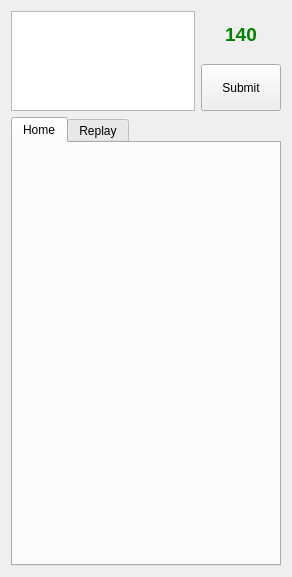
Qt form src/mainwindow_base.ui (mtux/choqok-old) before a commit.
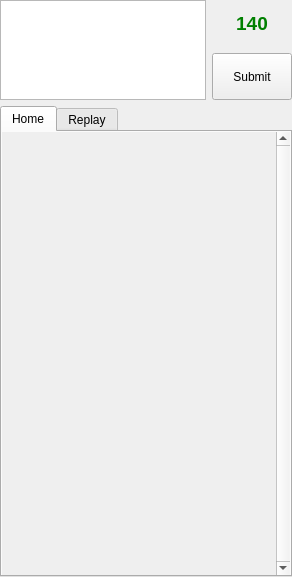
The same form after that commit. Custom widgets are drawn as their Qt base class.

Diff of the .ui file:
```diff
--- a/src/mainwindow_base.ui
+++ b/src/mainwindow_base.ui
@@ -9,6 +9,12 @@
     <height>577</height>
    </rect>
   </property>
+  <property name="sizePolicy" >
+   <sizepolicy vsizetype="Fixed" hsizetype="Preferred" >
+    <horstretch>0</horstretch>
+    <verstretch>0</verstretch>
+   </sizepolicy>
+  </property>
   <property name="windowTitle" >
    <string>kapp4_base</string>
   </property>
@@ -16,10 +22,13 @@
    <bool>true</bool>
   </property>
   <layout class="QGridLayout" name="gridLayout_2" >
+   <property name="margin" >
+    <number>0</number>
+   </property>
    <item row="1" column="0" >
     <widget class="KTabWidget" name="tabs" >
      <property name="sizePolicy" >
-      <sizepolicy vsizetype="MinimumExpanding" hsizetype="Expanding" >
+      <sizepolicy vsizetype="Expanding" hsizetype="Expanding" >
        <horstretch>0</horstretch>
        <verstretch>0</verstretch>
       </sizepolicy>
@@ -37,26 +46,55 @@
       <attribute name="title" >
        <string>Home</string>
       </attribute>
-      <layout class="QGridLayout" name="gridLayout_3" />
-     </widget>
-     <widget class="QWidget" name="tabReplay" >
-      <attribute name="title" >
-       <string>Replay</string>
-      </attribute>
-      <layout class="QGridLayout" name="gridLayout_4" >
+      <layout class="QGridLayout" name="gridLayout" >
+       <property name="margin" >
+        <number>0</number>
+       </property>
+       <property name="spacing" >
+        <number>0</number>
+       </property>
        <item row="0" column="0" >
-        <widget class="QFrame" name="frameReplay" >
+        <widget class="QScrollArea" name="homeScroll" >
          <property name="frameShape" >
           <enum>QFrame::NoFrame</enum>
          </property>
          <property name="frameShadow" >
-          <enum>QFrame::Raised</enum>
+          <enum>QFrame::Plain</enum>
          </property>
-         <layout class="QGridLayout" name="gridLayout_6" />
+         <property name="verticalScrollBarPolicy" >
+          <enum>Qt::ScrollBarAlwaysOn</enum>
+         </property>
+         <property name="widgetResizable" >
+          <bool>true</bool>
+         </property>
+         <widget class="QWidget" name="frameHome" >
+          <property name="geometry" >
+           <rect>
+            <x>0</x>
+            <y>0</y>
+            <width>269</width>
+            <height>439</height>
+           </rect>
+          </property>
+          <layout class="QVBoxLayout" name="verticalLayout" >
+           <property name="spacing" >
+            <number>0</number>
+           </property>
+           <property name="margin" >
+            <number>0</number>
+           </property>
+          </layout>
+         </widget>
         </widget>
        </item>
       </layout>
      </widget>
+     <widget class="QWidget" name="tabReplay" >
+      <attribute name="title" >
+       <string>Replay</string>
+      </attribute>
+      <layout class="QVBoxLayout" name="verticalLayout_2" />
+     </widget>
     </widget>
    </item>
    <item row="0" column="0" >
```
Left out of the diff: 2 changed lines with no effect on the pictures.
